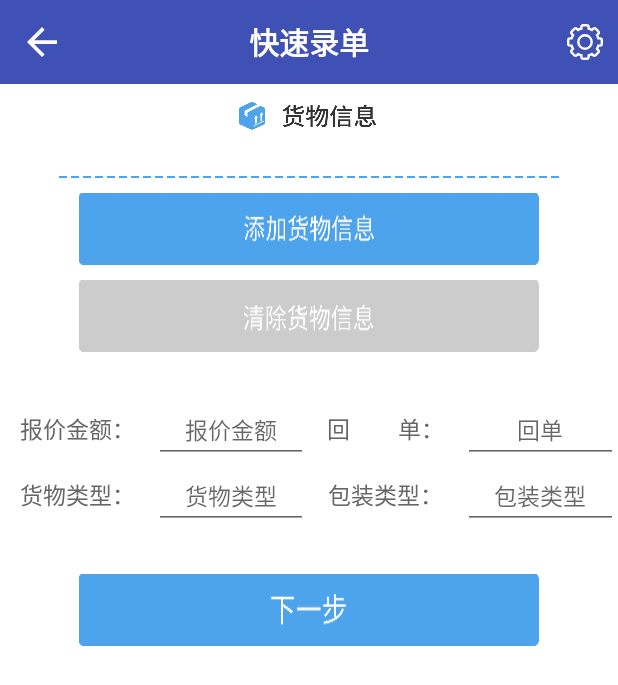
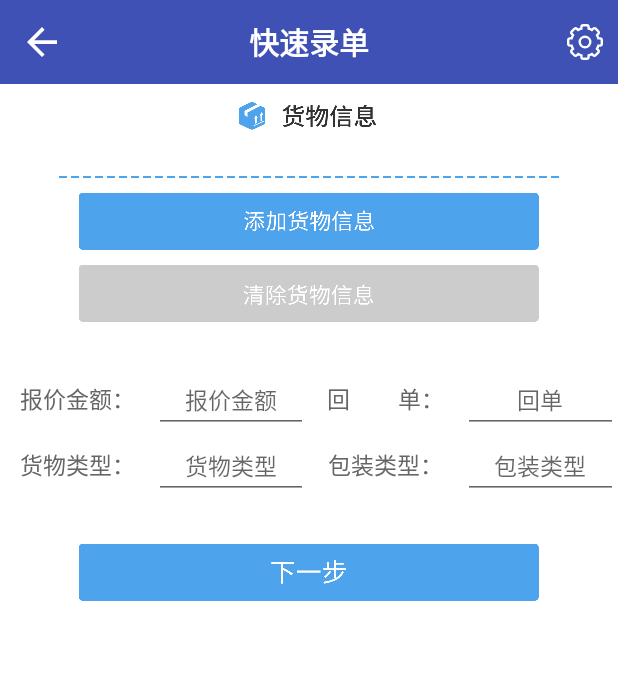
Before and after one commit to TER1993/PK30Dome-master, an Android app: the QuickActivity screen opened directly, with no data from a screen before it, on a phone screen of 412 x 824 dp. Shown: the top 685 px of the screen. Run offline under Robolectric (Android 15) with nearby library versions, the phone set to English and light mode, and no system bars; our stand-ins replace EventBus; libraries missing offline, so code that uses them is left out: com.chad.library; 2 statements that could not run were skipped.

Commit message:
修改数据接收显示，修改显示效果

```diff
--- a/app/src/main/java/com/speedata/pk30dome/quick/view/QuickActivity.java
+++ b/app/src/main/java/com/speedata/pk30dome/quick/view/QuickActivity.java
@@ -1,5 +1,6 @@
 package com.speedata.pk30dome.quick.view;
 
+import android.annotation.SuppressLint;
 import android.app.AlertDialog;
 import android.content.DialogInterface;
 import android.content.Intent;
@@ -219,6 +220,7 @@ public class QuickActivity extends BaseActivity implements View.OnClickListener,
         }
     }
 
+    @SuppressLint("NewApi")
     @Override
     public void onItemChildClick(BaseQuickAdapter adapter, View view, int position) {
 
@@ -228,6 +230,7 @@ public class QuickActivity extends BaseActivity implements View.OnClickListener,
             case R.id.quick_one: {
                 DialogButtonOnClickListener dialogButtonOnClickListener = new DialogButtonOnClickListener();
                 etTxtInput = new EditText(MyApp.getInstance());
+                etTxtInput.setTextColor(getResources().getColor(R.color.black, null));
                 mDialog = new AlertDialog.Builder(QuickActivity.this)
                         .setTitle("请输入或修改实际重量")
                         .setView(etTxtInput)
@@ -247,6 +250,7 @@ public class QuickActivity extends BaseActivity implements View.OnClickListener,
             case R.id.quick_two: {
                 DialogButtonOnClickListener dialogButtonOnClickListener = new DialogButtonOnClickListener();
                 etTxtInput = new EditText(MyApp.getInstance());
+                etTxtInput.setTextColor(getResources().getColor(R.color.black, null));
                 mDialog = new AlertDialog.Builder(QuickActivity.this)
                         .setTitle("请输入或修改泡重")
                         .setView(etTxtInput)
@@ -266,6 +270,7 @@ public class QuickActivity extends BaseActivity implements View.OnClickListener,
             case R.id.quick_three: {
                 DialogButtonOnClickListener dialogButtonOnClickListener = new DialogButtonOnClickListener();
                 etTxtInput = new EditText(MyApp.getInstance());
+                etTxtInput.setTextColor(getResources().getColor(R.color.black, null));
                 mDialog = new AlertDialog.Builder(QuickActivity.this)
                         .setTitle("请输入或修改货物尺寸")
                         .setView(etTxtInput)
@@ -285,6 +290,7 @@ public class QuickActivity extends BaseActivity implements View.OnClickListener,
             case R.id.quick_four: {
                 DialogButtonOnClickListener dialogButtonOnClickListener = new DialogButtonOnClickListener();
                 etTxtInput = new EditText(MyApp.getInstance());
+                etTxtInput.setTextColor(getResources().getColor(R.color.black, null));
                 mDialog = new AlertDialog.Builder(QuickActivity.this)
                         .setTitle("请输入或修改件数")
                         .setView(etTxtInput)
@@ -328,24 +334,28 @@ public class QuickActivity extends BaseActivity implements View.OnClickListener,
             Logcat.d("L:" + string);
             String s = mListBeans.get(mListBeans.size() - 1).getCargoSize();
             mListBeans.get(mListBeans.size() - 1).setCargoSize(string);
+            mAdapter.notifyDataSetChanged();
             doLoop();
         } else if ("W".equals(type)) {
             String string = (String) msg;
             Logcat.d("W:" + string);
             String s = mListBeans.get(mListBeans.size() - 1).getCargoSize();
             mListBeans.get(mListBeans.size() - 1).setCargoSize(s + "-" + string);
+            mAdapter.notifyDataSetChanged();
             doLoop();
         } else if ("H".equals(type)) {
             String string = (String) msg;
             Logcat.d("H:" + string);
             String s = mListBeans.get(mListBeans.size() - 1).getCargoSize();
             mListBeans.get(mListBeans.size() - 1).setCargoSize(s + "-" + string);
+            mAdapter.notifyDataSetChanged();
             doLoop();
         } else if ("G".equals(type)) {
             String string = (String) msg;
             Logcat.d("G:" + string);
             String s = mListBeans.get(mListBeans.size() - 1).getActualWeight();
             mListBeans.get(mListBeans.size() - 1).setActualWeight(string);
+            mAdapter.notifyDataSetChanged();
             doLoop();
         } else if ("SOFT".equals(type)) {
             Logcat.d(msg + "");
--- a/app/src/main/res/drawable/ic_settings.xml
+++ b/app/src/main/res/drawable/ic_settings.xml
@@ -5,13 +5,13 @@
     android:viewportHeight="60">
     <path
         android:fillColor="#00000000"
-        android:pathData="M30,30m-11.19,0a11.19,11.19 0,1 1,22.38 0a11.19,11.19 0,1 1,-22.38 0"
+        android:pathData="M55,24H52.2A22.85,22.85 0,0 0,50 18.59l2.16,-2.16a3,3 0,0 0,0 -4.28L47.85,7.87a3,3 0,0 0,-4.28 0L41.41,10A22.85,22.85 0,0 0,36 7.8V5a3,3 0,0 0,-3 -3H27a3,3 0,0 0,-3 3V7.8a22.85,22.85 0,0 0,-5.46 2.26l-2,-2h0a3,3 0,0 0,-4.24 0L8.08,12.32h0a3,3 0,0 0,0 4.24l2,2A22.85,22.85 0,0 0,7.8 24H5a3,3 0,0 0,-3 3v6a3,3 0,0 0,3 3H7.8A22.85,22.85 0,0 0,10 41.41L7.9,43.54h0a3,3 0,0 0,0 4.28l4.28,4.28h0a3,3 0,0 0,4.28 0L18.59,50A22.85,22.85 0,0 0,24 52.2V55a3,3 0,0 0,3 3h6a3,3 0,0 0,3 -3V52.2a22.85,22.85 0,0 0,5.45 -2.26l2,2a3,3 0,0 0,4.25 0l4.24,-4.24h0a3,3 0,0 0,0 -4.24l-2,-2A22.85,22.85 0,0 0,52.2 36H55a3,3 0,0 0,3 -3V27A3,3 0,0 0,55 24Z"
         android:strokeWidth="4"
         android:strokeColor="#fff"
         android:strokeLineCap="round" />
     <path
         android:fillColor="#00000000"
-        android:pathData="M55,24H52.2A22.85,22.85 0,0 0,50 18.59l2.16,-2.16a3,3 0,0 0,0 -4.28L47.85,7.87a3,3 0,0 0,-4.28 0L41.41,10A22.85,22.85 0,0 0,36 7.8V5a3,3 0,0 0,-3 -3H27a3,3 0,0 0,-3 3V7.8a22.85,22.85 0,0 0,-5.46 2.26l-2,-2h0a3,3 0,0 0,-4.24 0L8.08,12.32h0a3,3 0,0 0,0 4.24l2,2A22.85,22.85 0,0 0,7.8 24H5a3,3 0,0 0,-3 3v6a3,3 0,0 0,3 3H7.8A22.85,22.85 0,0 0,10 41.41L7.9,43.54h0a3,3 0,0 0,0 4.28l4.28,4.28h0a3,3 0,0 0,4.28 0L18.59,50A22.85,22.85 0,0 0,24 52.2V55a3,3 0,0 0,3 3h6a3,3 0,0 0,3 -3V52.2a22.85,22.85 0,0 0,5.45 -2.26l2,2a3,3 0,0 0,4.25 0l4.24,-4.24h0a3,3 0,0 0,0 -4.24l-2,-2A22.85,22.85 0,0 0,52.2 36H55a3,3 0,0 0,3 -3V27A3,3 0,0 0,55 24Z"
+        android:pathData="M30,30m-8.83,0a8.83,8.83 0,1 1,17.66 0a8.83,8.83 0,1 1,-17.66 0"
         android:strokeWidth="4"
         android:strokeColor="#fff"
         android:strokeLineCap="round" />
--- a/app/src/main/res/layout/activity_heavy.xml
+++ b/app/src/main/res/layout/activity_heavy.xml
@@ -181,7 +181,7 @@
             <Button
                 android:id="@+id/heavy_add"
                 android:layout_width="wrap_content"
-                android:layout_height="wrap_content"
+                android:layout_height="38dp"
                 android:layout_gravity="center_horizontal"
                 android:layout_marginTop="@dimen/dp10"
                 android:background="@drawable/add_good_message" />
@@ -189,7 +189,7 @@
             <Button
                 android:id="@+id/heavy_clear"
                 android:layout_width="wrap_content"
-                android:layout_height="wrap_content"
+                android:layout_height="38dp"
                 android:layout_gravity="center_horizontal"
                 android:layout_marginTop="@dimen/dp10"
                 android:layout_marginBottom="@dimen/dp30"
@@ -291,7 +291,7 @@
             <Button
                 android:id="@+id/heavy_upload"
                 android:layout_width="wrap_content"
-                android:layout_height="wrap_content"
+                android:layout_height="38dp"
                 android:layout_gravity="center_horizontal"
                 android:layout_marginTop="@dimen/dp30"
                 android:layout_marginBottom="@dimen/dp30"
--- a/app/src/main/res/layout/activity_quick.xml
+++ b/app/src/main/res/layout/activity_quick.xml
@@ -33,7 +33,7 @@
             <Button
                 android:id="@+id/quick_add"
                 android:layout_width="wrap_content"
-                android:layout_height="wrap_content"
+                android:layout_height="38dp"
                 android:layout_gravity="center_horizontal"
                 android:layout_marginTop="@dimen/dp10"
                 android:background="@drawable/add_good_message" />
@@ -41,7 +41,7 @@
             <Button
                 android:id="@+id/quick_clear"
                 android:layout_width="wrap_content"
-                android:layout_height="wrap_content"
+                android:layout_height="38dp"
                 android:layout_gravity="center_horizontal"
                 android:layout_marginTop="@dimen/dp10"
                 android:layout_marginBottom="@dimen/dp30"
@@ -143,7 +143,7 @@
             <Button
                 android:id="@+id/quick_next"
                 android:layout_width="wrap_content"
-                android:layout_height="wrap_content"
+                android:layout_height="38dp"
                 android:layout_gravity="center_horizontal"
                 android:layout_marginTop="@dimen/dp30"
                 android:layout_marginBottom="@dimen/dp30"
--- a/app/src/main/res/layout/activity_sender.xml
+++ b/app/src/main/res/layout/activity_sender.xml
@@ -172,7 +172,7 @@
         <Button
             android:id="@+id/sender_next"
             android:layout_width="wrap_content"
-            android:layout_height="wrap_content"
+            android:layout_height="38dp"
             android:layout_gravity="center_horizontal"
             android:layout_marginTop="@dimen/dp30"
             android:layout_marginBottom="@dimen/dp30"
--- a/app/src/main/res/layout/view_quick_item.xml
+++ b/app/src/main/res/layout/view_quick_item.xml
@@ -26,7 +26,7 @@
             android:id="@+id/quick_one"
             android:layout_width="0dp"
             android:layout_height="wrap_content"
-            android:layout_weight="1"
+            android:layout_weight="1.2"
             android:gravity="center"
             android:hint="实际重量"
             android:textColor="@color/text_color"
@@ -73,7 +73,7 @@
             android:id="@+id/quick_three"
             android:layout_width="0dp"
             android:layout_height="wrap_content"
-            android:layout_weight="1"
+            android:layout_weight="1.2"
             android:gravity="center"
             android:hint="货物尺寸"
             android:textColor="@color/text_color"
```
Also changed, not shown: app/src/main/java/com/speedata/pk30dome/heavy/view/HeavyActivity.java (+10 -0 lines).
